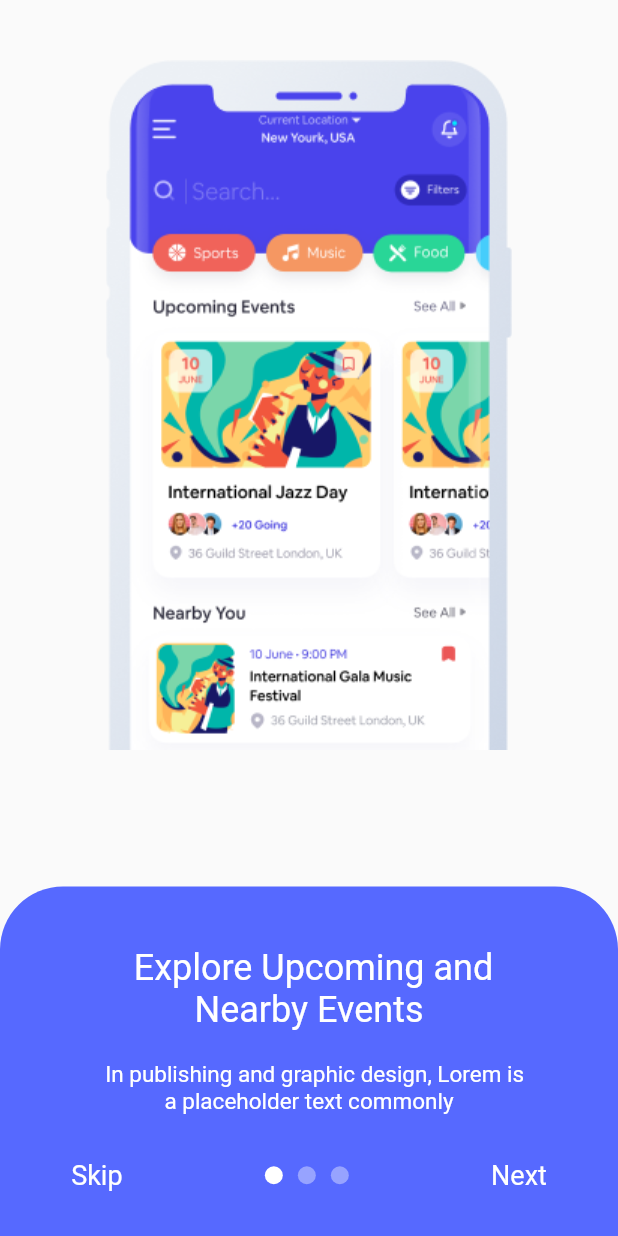
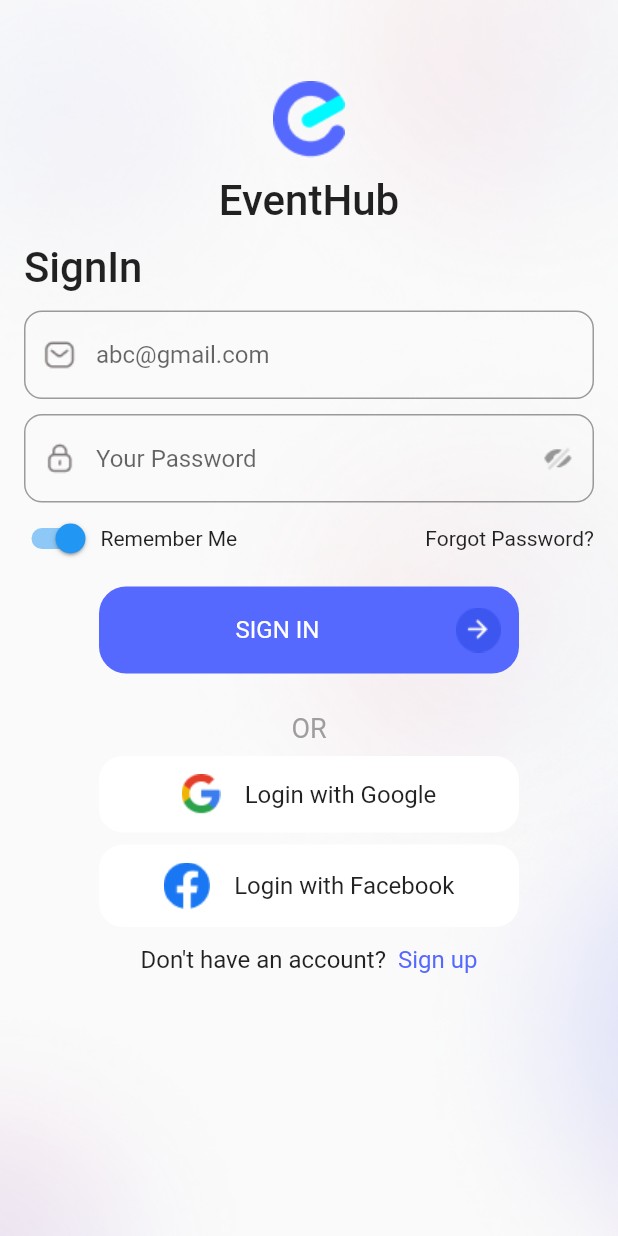
Before and after one commit to aknietmaulen/Event-Booking-App-UI-Kit--Flutter, a Flutter app: the screen it shows after launch, on a phone screen of 412 x 824 dp. Run offline on Flutter 3.47's test engine with Material 2 defaults, Android fonts, the phone set to English and light mode, and no system bars.

Commit message:
UI of SignIn Screen have been completed

```diff
--- a/lib/main.dart
+++ b/lib/main.dart
@@ -1,4 +1,5 @@
 import 'package:event_booking_app_ui/screens/onboarding1_screen.dart';
+import 'package:event_booking_app_ui/screens/signin_screen.dart';
 import 'package:flutter/material.dart';
 import './screens/splash_screen.dart';
 
@@ -18,7 +19,8 @@ class MyApp extends StatelessWidget {
         primarySwatch: Colors.blue,
       ),
       // home: SplashScreen(),
-      home: Onboarding1Screen(),
+      // home: Onboarding1Screen(),
+      home: SignInScreen(),
       debugShowCheckedModeBanner: false,
     );
   }
--- /dev/null
+++ b/lib/my_theme.dart
@@ -0,0 +1,8 @@
+import 'package:flutter/material.dart';
+
+class MyTheme {
+  static var primaryColor = Color.fromRGBO(86, 105, 255, 1);
+
+  static var white = Colors.white;
+  static var grey = Colors.grey;
+}
--- /dev/null
+++ b/lib/screens/signin_screen.dart
@@ -0,0 +1,234 @@
+import 'package:event_booking_app_ui/my_theme.dart';
+import 'package:flutter/material.dart';
+import 'package:flutter/src/widgets/framework.dart';
+import 'package:flutter/src/widgets/placeholder.dart';
+
+class SignInScreen extends StatefulWidget {
+  const SignInScreen({super.key});
+
+  @override
+  State<SignInScreen> createState() => _SignInScreenState();
+}
+
+class _SignInScreenState extends State<SignInScreen> {
+  @override
+  Widget build(BuildContext context) {
+    return Scaffold(
+      body: Stack(
+        children: [
+          Align(
+            alignment: Alignment.topLeft,
+            child: Image(
+              image: AssetImage('assets/backgrounds/signin_top_left.png'),
+            ),
+          ),
+          Align(
+            alignment: Alignment.topRight,
+            child: Image(
+              image: AssetImage('assets/backgrounds/signin_top_right.png'),
+            ),
+          ),
+          Align(
+            alignment: Alignment.centerRight,
+            child: Image(
+              image: AssetImage('assets/backgrounds/signin_center_right.png'),
+            ),
+          ),
+          Align(
+            alignment: Alignment.bottomLeft,
+            child: Image(
+              image: AssetImage('assets/backgrounds/signin_bottom_left.png'),
+            ),
+          ),
+          Align(
+            alignment: Alignment.bottomRight,
+            child: Image(
+              image: AssetImage('assets/backgrounds/signin_bottom_right.png'),
+            ),
+          ),
+          LayoutBuilder(builder:
+              (BuildContext context, BoxConstraints viewportConstraints) {
+            return SingleChildScrollView(
+              child: ConstrainedBox(
+                constraints: BoxConstraints(
+                  minHeight: viewportConstraints.maxHeight,
+                ),
+                child: Container(
+                  width: double.infinity,
+                  child: Column(
+                    children: [
+                      SizedBox(height: 54),
+                      Image(image: AssetImage('assets/images/logo.png')),
+                      SizedBox(height: 12),
+                      Text(
+                        'EventHub',
+                        style: TextStyle(
+                          fontSize: 28,
+                          fontWeight: FontWeight.w500,
+                        ),
+                      ),
+                      SizedBox(height: 12),
+                      Row(
+                        children: [
+                          SizedBox(width: 16),
+                          Text(
+                            'SignIn',
+                            style: TextStyle(
+                              fontSize: 28,
+                              fontWeight: FontWeight.w500,
+                            ),
+                          ),
+                        ],
+                      ),
+                      SizedBox(height: 12),
+                      Container(
+                        margin: EdgeInsets.symmetric(horizontal: 16),
+                        child: TextField(
+                          decoration: InputDecoration(
+                            prefixIcon: Image(
+                                image: AssetImage('assets/icons/mail.png')),
+                            border: OutlineInputBorder(
+                              borderRadius:
+                                  BorderRadius.all(Radius.circular(12)),
+                            ),
+                            hintText: 'abc@gmail.com',
+                          ),
+                        ),
+                      ),
+                      SizedBox(height: 10),
+                      Container(
+                        margin: EdgeInsets.symmetric(horizontal: 16),
+                        child: TextField(
+                          decoration: InputDecoration(
+                            prefixIcon: Image(
+                                image: AssetImage('assets/icons/locked.png')),
+                            suffixIcon: Image(
+                                image:
+                                    AssetImage('assets/icons/eye_close.png')),
+                            border: OutlineInputBorder(
+                              borderRadius:
+                                  BorderRadius.all(Radius.circular(12)),
+                            ),
+                            hintText: 'Your Password',
+                          ),
+                        ),
+                      ),
+                      Row(
+                        children: [
+                          SizedBox(width: 8),
+                          Switch(
+                            value: true,
+                            onChanged: (value) {},
+                          ),
+                          Text('Remember Me'),
+                          Expanded(
+                            child: Text(
+                              'Forgot Password?',
+                              textAlign: TextAlign.right,
+                            ),
+                          ),
+                          SizedBox(width: 16),
+                        ],
+                      ),
+                      SizedBox(height: 8),
+                      Container(
+                        padding: EdgeInsets.symmetric(vertical: 14),
+                        margin: EdgeInsets.symmetric(horizontal: 66),
+                        decoration: BoxDecoration(
+                          color: MyTheme.primaryColor,
+                          borderRadius: BorderRadius.all(Radius.circular(18)),
+                        ),
+                        child: Row(
+                          children: [
+                            Expanded(
+                              child: Text(
+                                'SIGN IN',
+                                textAlign: TextAlign.center,
+                                style: TextStyle(
+                                    color: MyTheme.white, fontSize: 16),
+                              ),
+                            ),
+                            Image(
+                                image:
+                                    AssetImage('assets/icons/right_arrow.png')),
+                            SizedBox(width: 12),
+                          ],
+                        ),
+                      ),
+                      SizedBox(height: 26),
+                      Text(
+                        'OR',
+                        style: TextStyle(fontSize: 18, color: MyTheme.grey),
+                      ),
+                      SizedBox(height: 8),
+                      Container(
+                        margin: EdgeInsets.symmetric(horizontal: 66),
+                        padding: EdgeInsets.symmetric(vertical: 12),
+                        decoration: BoxDecoration(
+                          color: MyTheme.white,
+                          borderRadius: BorderRadius.all(Radius.circular(16)),
+                        ),
+                        child: Row(
+                          mainAxisAlignment: MainAxisAlignment.center,
+                          children: [
+                            Image(image: AssetImage('assets/icons/google.png')),
+                            SizedBox(width: 16),
+                            Text(
+                              'Login with Google',
+                              textAlign: TextAlign.center,
+                              style: TextStyle(fontSize: 16),
+                            ),
+                          ],
+                        ),
+                      ),
+                      SizedBox(height: 8),
+                      Container(
+                        padding: EdgeInsets.symmetric(vertical: 12),
+                        margin: EdgeInsets.symmetric(horizontal: 66),
+                        decoration: BoxDecoration(
+                            color: MyTheme.white,
+                            borderRadius:
+                                BorderRadius.all(Radius.circular(16))),
+                        child: Row(
+                          mainAxisAlignment: MainAxisAlignment.center,
+                          children: [
+                            Image(
+                                image: AssetImage('assets/icons/facebook.png')),
+                            SizedBox(width: 16),
+                            Text(
+                              'Login with Facebook',
+                              textAlign: TextAlign.center,
+                              style: TextStyle(fontSize: 16),
+                            )
+                          ],
+                        ),
+                      ),
+                      SizedBox(height: 12),
+                      Row(
+                        mainAxisAlignment: MainAxisAlignment.center,
+                        children: [
+                          Text(
+                            "Don't have an account?",
+                            style: TextStyle(fontSize: 16),
+                          ),
+                          SizedBox(width: 8),
+                          Text(
+                            "Sign up",
+                            style: TextStyle(
+                              color: MyTheme.primaryColor,
+                              fontSize: 16,
+                            ),
+                          ),
+                        ],
+                      )
+                    ],
+                  ),
+                ),
+              ),
+            );
+          }),
+        ],
+      ),
+    );
+  }
+}
--- a/pubspec.yaml
+++ b/pubspec.yaml
@@ -61,6 +61,8 @@ flutter:
   # To add assets to your application, add an assets section, like this:
   assets:
     - assets/images/
+    - assets/icons/
+    - assets/backgrounds/
   #   - images/a_dot_ham.jpeg
 
   # An image asset can refer to one or more resolution-specific "variants", see
```
Also changed, not shown: assets/backgrounds/signin_bottom_left.png (added), assets/backgrounds/signin_bottom_right.png (added), assets/backgrounds/signin_center_right.png (added), assets/backgrounds/signin_top_left.png (added), assets/backgrounds/signin_top_right.png (added), assets/icons/eye_close.png (added), assets/icons/facebook.png (added), assets/icons/google.png (added), assets/icons/locked.png (added), assets/icons/mail.png (added), assets/icons/right_arrow.png (added).
